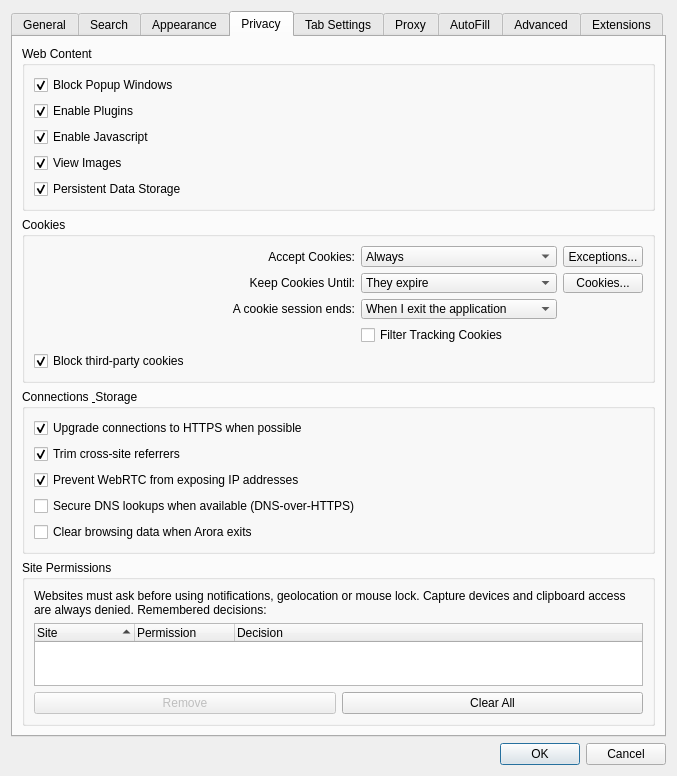
Old version of the form src/settings.ui in the repository IT-Space-2026/arktos.
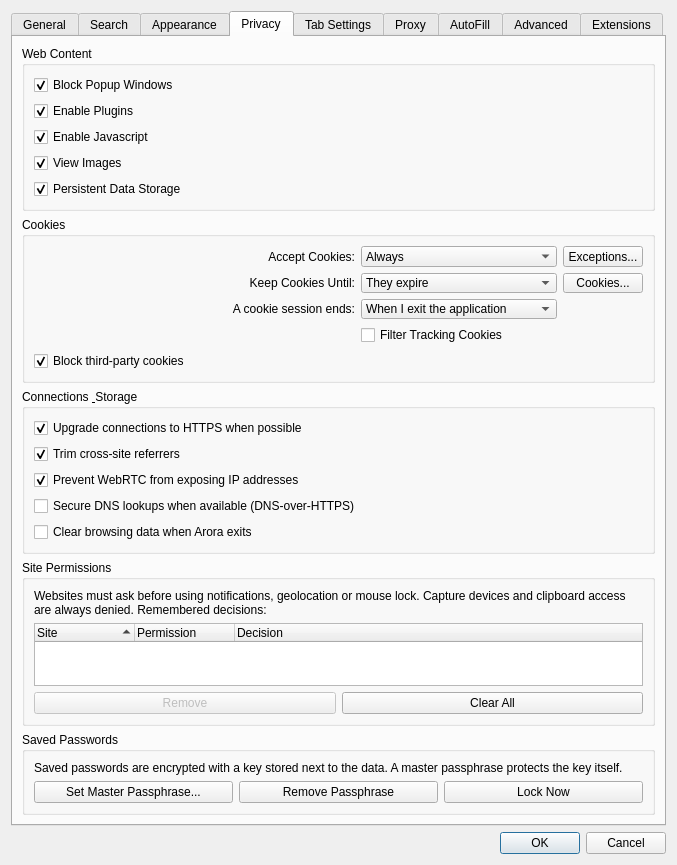
New version of the form. The open tabs and pages were chosen to show the change.

Commit message: SEC13: master-passphrase custody for the credential store

The edit to the form file:
```diff
--- a/src/settings.ui
+++ b/src/settings.ui
@@ -897,6 +897,46 @@
          </layout>
         </widget>
        </item>
+       <item>
+        <widget class="QGroupBox" name="credentialGroupBox">
+         <property name="title">
+          <string>Saved Passwords</string>
+         </property>
+         <layout class="QGridLayout">
+          <item row="0" column="0" colspan="3">
+           <widget class="QLabel" name="credentialStatusLabel">
+            <property name="text">
+             <string>Saved passwords are encrypted with a key stored next to the data. A master passphrase protects the key itself.</string>
+            </property>
+            <property name="wordWrap">
+             <bool>true</bool>
+            </property>
+           </widget>
+          </item>
+          <item row="1" column="0">
+           <widget class="QPushButton" name="credentialPassphraseButton">
+            <property name="text">
+             <string>Set Master Passphrase...</string>
+            </property>
+           </widget>
+          </item>
+          <item row="1" column="1">
+           <widget class="QPushButton" name="credentialRemoveButton">
+            <property name="text">
+             <string>Remove Passphrase</string>
+            </property>
+           </widget>
+          </item>
+          <item row="1" column="2">
+           <widget class="QPushButton" name="credentialLockButton">
+            <property name="text">
+             <string>Lock Now</string>
+            </property>
+           </widget>
+          </item>
+         </layout>
+        </widget>
+       </item>
        <item>
         <spacer>
          <property name="orientation">
```
The commit also changes 20 other files.
